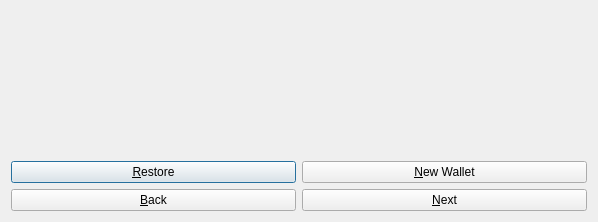
devaultcrypto/devault, file src/qt/forms/startoptionsmain.ui: the form before one commit.
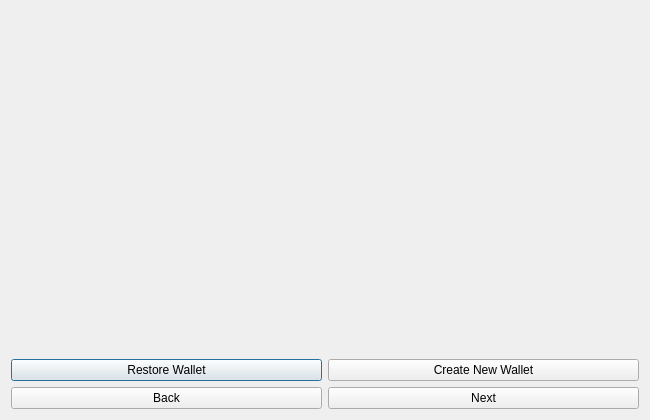
The form after the commit.

What changed in the file:
```diff
--- a/src/qt/forms/startoptionsmain.ui
+++ b/src/qt/forms/startoptionsmain.ui
@@ -6,20 +6,20 @@
    <rect>
     <x>0</x>
     <y>0</y>
-    <width>598</width>
-    <height>222</height>
+    <width>650</width>
+    <height>420</height>
    </rect>
   </property>
   <property name="sizePolicy">
-   <sizepolicy hsizetype="Preferred" vsizetype="Minimum">
+   <sizepolicy hsizetype="Minimum" vsizetype="Minimum">
     <horstretch>0</horstretch>
     <verstretch>0</verstretch>
    </sizepolicy>
   </property>
   <property name="minimumSize">
    <size>
-    <width>550</width>
-    <height>0</height>
+    <width>650</width>
+    <height>420</height>
    </size>
   </property>
   <property name="windowTitle">
@@ -31,13 +31,6 @@
    </property>
    <item>
     <widget class="QStackedWidget" name="QStackTutorialContainer">
-     <property name="styleSheet">
-      <string notr="true">#frame2{
-       background-color: #161616;
-       border: none;
-       padding: 0em 0em;
-       }</string>
-     </property>
      <widget class="QWidget" name="page_3"/>
      <widget class="QWidget" name="page_4"/>
     </widget>
@@ -47,14 +40,14 @@
      <item>
       <widget class="QPushButton" name="RestoreWallet">
        <property name="text">
-        <string>&amp;Restore</string>
+        <string>Restore Wallet</string>
        </property>
       </widget>
      </item>
      <item>
       <widget class="QPushButton" name="NewWallet">
        <property name="text">
-        <string>&amp;New Wallet</string>
+        <string>Create New Wallet</string>
        </property>
       </widget>
      </item>
@@ -65,14 +58,14 @@
      <item>
       <widget class="QPushButton" name="Back">
        <property name="text">
-        <string>&amp;Back</string>
+        <string>Back</string>
        </property>
       </widget>
      </item>
      <item>
       <widget class="QPushButton" name="Next">
        <property name="text">
-        <string>&amp;Next</string>
+        <string>Next</string>
        </property>
       </widget>
      </item>
```
